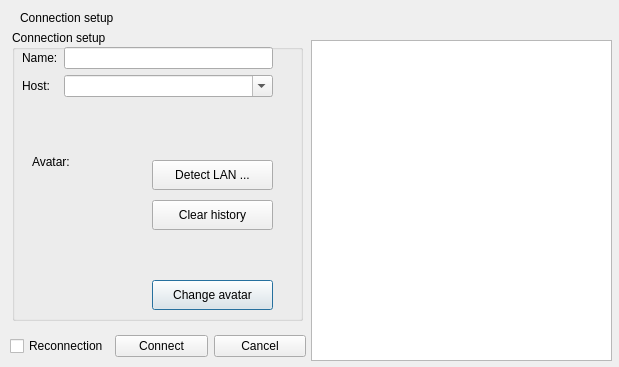
Above: src/dialog/connectiondialog.ui from Mogara/QSanguosha before the change. Below: the same form after it.
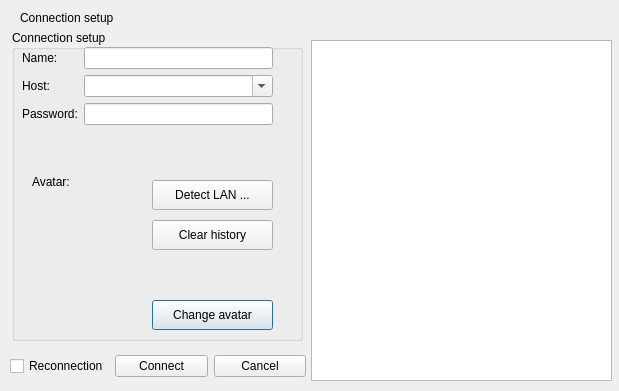
That is the form after the change.

Commit message: Room owners can set passwords Resolve #201

```diff
--- a/src/dialog/connectiondialog.ui
+++ b/src/dialog/connectiondialog.ui
@@ -10,7 +10,7 @@
     <x>0</x>
     <y>0</y>
     <width>619</width>
-    <height>367</height>
+    <height>391</height>
    </rect>
   </property>
   <property name="sizePolicy">
@@ -31,7 +31,7 @@
      <x>12</x>
      <y>30</y>
      <width>291</width>
-     <height>291</height>
+     <height>311</height>
     </rect>
    </property>
    <property name="sizePolicy">
@@ -47,7 +47,7 @@
     <property name="geometry">
      <rect>
       <x>20</x>
-      <y>124</y>
+      <y>144</y>
       <width>42</width>
       <height>16</height>
      </rect>
@@ -60,7 +60,7 @@
     <property name="geometry">
      <rect>
       <x>15</x>
-      <y>143</y>
+      <y>163</y>
       <width>114</width>
       <height>136</height>
      </rect>
@@ -88,7 +88,7 @@
     <property name="geometry">
      <rect>
       <x>140</x>
-      <y>250</y>
+      <y>270</y>
       <width>121</width>
       <height>30</height>
      </rect>
@@ -101,7 +101,7 @@
     <property name="geometry">
      <rect>
       <x>140</x>
-      <y>130</y>
+      <y>150</y>
       <width>121</width>
       <height>30</height>
      </rect>
@@ -114,7 +114,7 @@
     <property name="geometry">
      <rect>
       <x>140</x>
-      <y>170</y>
+      <y>190</y>
       <width>121</width>
       <height>30</height>
      </rect>
@@ -129,7 +129,7 @@
       <x>10</x>
       <y>17</y>
       <width>251</width>
-      <height>101</height>
+      <height>121</height>
      </rect>
     </property>
     <layout class="QFormLayout" name="formLayout">
@@ -173,6 +173,29 @@
        </property>
       </widget>
      </item>
+     <item row="2" column="0">
+      <widget class="QLabel" name="passwordLabel">
+       <property name="text">
+        <string>Password:</string>
+       </property>
+      </widget>
+     </item>
+     <item row="2" column="1">
+      <widget class="QLineEdit" name="passwordEdit">
+       <property name="inputMethodHints">
+        <set>Qt::ImhHiddenText|Qt::ImhNoAutoUppercase|Qt::ImhNoPredictiveText|Qt::ImhSensitiveData</set>
+       </property>
+       <property name="maxLength">
+        <number>8</number>
+       </property>
+       <property name="frame">
+        <bool>true</bool>
+       </property>
+       <property name="echoMode">
+        <enum>QLineEdit::Password</enum>
+       </property>
+      </widget>
+     </item>
     </layout>
    </widget>
   </widget>
@@ -182,7 +205,7 @@
      <x>311</x>
      <y>40</y>
      <width>301</width>
-     <height>321</height>
+     <height>341</height>
     </rect>
    </property>
    <property name="iconSize">
@@ -218,7 +241,7 @@
    <property name="geometry">
     <rect>
      <x>10</x>
-     <y>330</y>
+     <y>350</y>
      <width>296</width>
      <height>32</height>
     </rect>
```
The commit also changes 18 other files.
